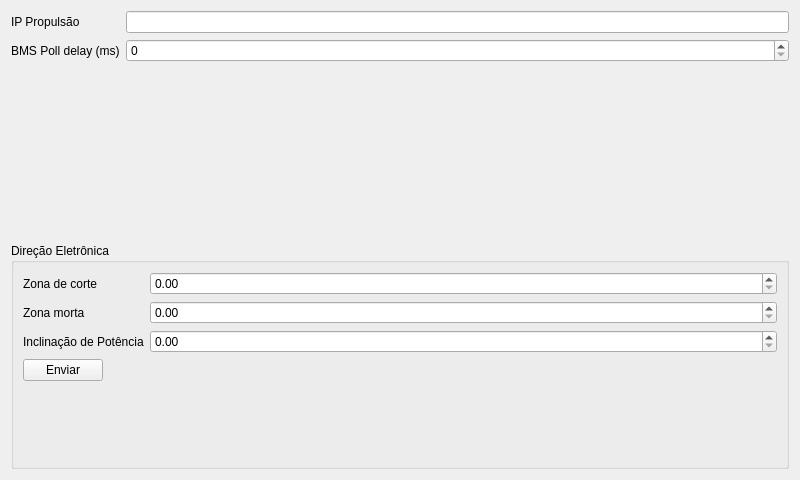
Old version of the form settingswindow.ui in the repository Arariboia/ArariboiaDisplay.
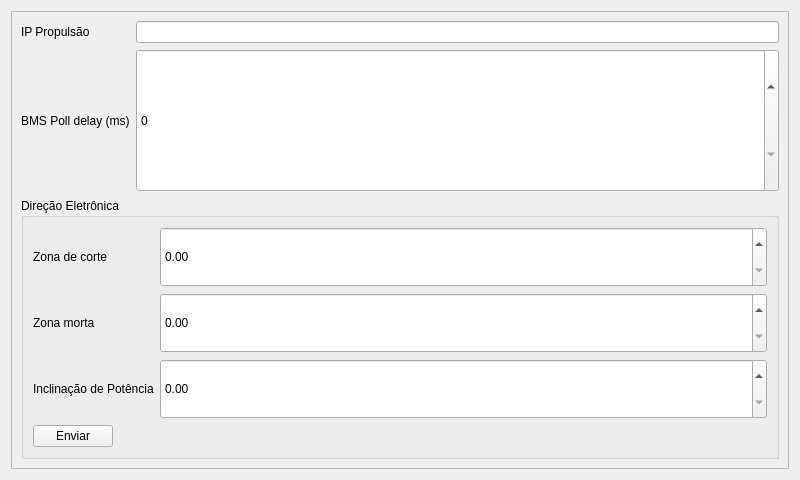
New version of the form.

Commit message: add scrolling to settings window

The edit to the form file:
```diff
--- a/settingswindow.ui
+++ b/settingswindow.ui
@@ -10,14 +10,49 @@
     <height>480</height>
    </rect>
   </property>
+  <property name="minimumSize">
+   <size>
+    <width>0</width>
+    <height>40</height>
+   </size>
+  </property>
   <property name="windowTitle">
    <string>Form</string>
   </property>
+  <property name="styleSheet">
+   <string notr="true"/>
+  </property>
   <layout class="QVBoxLayout" name="verticalLayout">
    <item>
+    <widget class="QScrollArea" name="scrollArea">
+     <property name="horizontalScrollBarPolicy">
+      <enum>Qt::ScrollBarAlwaysOff</enum>
+     </property>
+     <property name="widgetResizable">
+      <bool>true</bool>
+     </property>
+     <widget class="QWidget" name="scrollAreaWidgetContents">
+      <property name="geometry">
+       <rect>
+        <x>0</x>
+        <y>0</y>
+        <width>780</width>
+        <height>460</height>
+       </rect>
+      </property>
+      <layout class="QVBoxLayout" name="verticalLayout_4">
+       <item>
+        <layout class="QVBoxLayout" name="verticalLayout_3">
+         <item>
     <layout class="QFormLayout" name="formLayout">
      <item row="0" column="0">
       <widget class="QLabel" name="label">
+             <property name="sizePolicy">
+              <sizepolicy hsizetype="Preferred" vsizetype="MinimumExpanding">
+               <horstretch>0</horstretch>
+               <verstretch>0</verstretch>
+              </sizepolicy>
+             </property>
        <property name="text">
         <string>IP Propulsão</string>
        </property>
@@ -28,13 +63,34 @@
      </item>
      <item row="1" column="0">
       <widget class="QLabel" name="label_2">
+             <property name="sizePolicy">
+              <sizepolicy hsizetype="Preferred" vsizetype="MinimumExpanding">
+               <horstretch>0</horstretch>
+               <verstretch>0</verstretch>
+              </sizepolicy>
+             </property>
        <property name="text">
         <string>BMS Poll delay (ms)</string>
        </property>
+             <property name="alignment">
+              <set>Qt::AlignLeading|Qt::AlignLeft|Qt::AlignVCenter</set>
+             </property>
       </widget>
      </item>
      <item row="1" column="1">
       <widget class="QSpinBox" name="bmsPollDelay_spinBox">
+             <property name="sizePolicy">
+              <sizepolicy hsizetype="Preferred" vsizetype="Preferred">
+               <horstretch>0</horstretch>
+               <verstretch>0</verstretch>
+              </sizepolicy>
+             </property>
+             <property name="minimumSize">
+              <size>
+               <width>0</width>
+               <height>60</height>
+              </size>
+             </property>
        <property name="maximum">
         <number>60000</number>
        </property>
@@ -55,13 +111,34 @@
        <layout class="QFormLayout" name="formLayout_2">
         <item row="0" column="0">
          <widget class="QLabel" name="label_3">
+                <property name="sizePolicy">
+                 <sizepolicy hsizetype="Preferred" vsizetype="MinimumExpanding">
+                  <horstretch>0</horstretch>
+                  <verstretch>0</verstretch>
+                 </sizepolicy>
+                </property>
           <property name="text">
            <string>Zona de corte</string>
           </property>
+                <property name="alignment">
+                 <set>Qt::AlignLeading|Qt::AlignLeft|Qt::AlignVCenter</set>
+                </property>
          </widget>
         </item>
         <item row="0" column="1">
          <widget class="QDoubleSpinBox" name="cutZone_dSpinBox">
+                <property name="sizePolicy">
+                 <sizepolicy hsizetype="Minimum" vsizetype="Preferred">
+                  <horstretch>0</horstretch>
+                  <verstretch>0</verstretch>
+                 </sizepolicy>
+                </property>
+                <property name="minimumSize">
+                 <size>
+                  <width>0</width>
+                  <height>60</height>
+                 </size>
+                </property>
           <property name="maximum">
            <double>1.000000000000000</double>
           </property>
@@ -72,13 +149,34 @@
         </item>
         <item row="1" column="0">
          <widget class="QLabel" name="label_4">
+                <property name="sizePolicy">
+                 <sizepolicy hsizetype="Preferred" vsizetype="MinimumExpanding">
+                  <horstretch>0</horstretch>
+                  <verstretch>0</verstretch>
+                 </sizepolicy>
+                </property>
           <property name="text">
            <string>Zona morta</string>
           </property>
+                <property name="alignment">
+                 <set>Qt::AlignLeading|Qt::AlignLeft|Qt::AlignVCenter</set>
+                </property>
          </widget>
         </item>
         <item row="1" column="1">
          <widget class="QDoubleSpinBox" name="deadZone_dSpinBox">
+                <property name="sizePolicy">
+                 <sizepolicy hsizetype="Minimum" vsizetype="Preferred">
+                  <horstretch>0</horstretch>
+                  <verstretch>0</verstretch>
+                 </sizepolicy>
+                </property>
+                <property name="minimumSize">
+                 <size>
+                  <width>0</width>
+                  <height>60</height>
+                 </size>
+                </property>
           <property name="maximum">
            <double>1.000000000000000</double>
           </property>
@@ -89,13 +187,34 @@
         </item>
         <item row="2" column="0">
          <widget class="QLabel" name="label_5">
+                <property name="sizePolicy">
+                 <sizepolicy hsizetype="Preferred" vsizetype="MinimumExpanding">
+                  <horstretch>0</horstretch>
+                  <verstretch>0</verstretch>
+                 </sizepolicy>
+                </property>
           <property name="text">
            <string>Inclinação de Potência</string>
           </property>
+                <property name="alignment">
+                 <set>Qt::AlignLeading|Qt::AlignLeft|Qt::AlignVCenter</set>
+                </property>
          </widget>
         </item>
         <item row="2" column="1">
          <widget class="QDoubleSpinBox" name="slope_dSpinBox">
+                <property name="sizePolicy">
+                 <sizepolicy hsizetype="Minimum" vsizetype="Preferred">
+                  <horstretch>0</horstretch>
+                  <verstretch>0</verstretch>
+                 </sizepolicy>
+                </property>
+                <property name="minimumSize">
+                 <size>
+                  <width>0</width>
+                  <height>60</height>
+                 </size>
+                </property>
           <property name="maximum">
            <double>1.000000000000000</double>
           </property>
@@ -114,6 +233,12 @@
        </layout>
       </item>
      </layout>
+          </widget>
+         </item>
+        </layout>
+       </item>
+      </layout>
+     </widget>
     </widget>
    </item>
   </layout>
```
Lines whose indentation alone changed are shown as unchanged.
